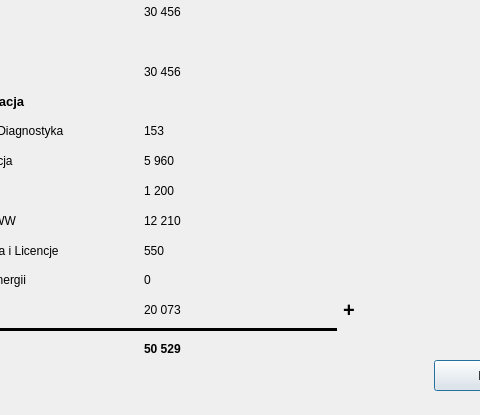
Before: the Qt Designer form r_workshop.ui in Barto-Paja/iDocCar, drawn with Qt 5; both pictures show x 86 to 566 and y 280 to 695 of the 807 by 695 pixel window.
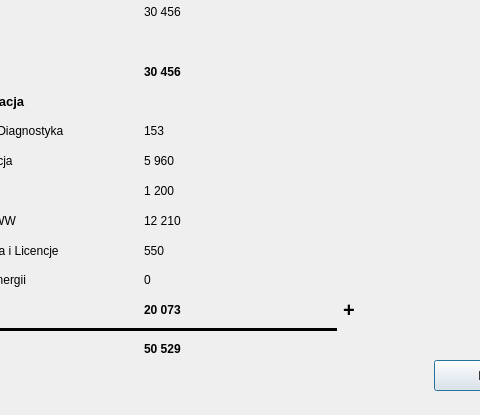
After: the same form once the commit is applied.

What changed in the file:
```diff
--- a/r_workshop.ui
+++ b/r_workshop.ui
@@ -271,6 +271,12 @@
      </item>
      <item row="10" column="1">
       <widget class="QLabel" name="l_vKonserwacja">
+       <property name="font">
+        <font>
+         <weight>75</weight>
+         <bold>true</bold>
+        </font>
+       </property>
        <property name="text">
         <string>20 073</string>
        </property>
@@ -312,6 +318,12 @@
      </item>
      <item row="2" column="1">
       <widget class="QLabel" name="l_vf1f2">
+       <property name="font">
+        <font>
+         <weight>75</weight>
+         <bold>true</bold>
+        </font>
+       </property>
        <property name="text">
         <string>30 456</string>
        </property>
```
